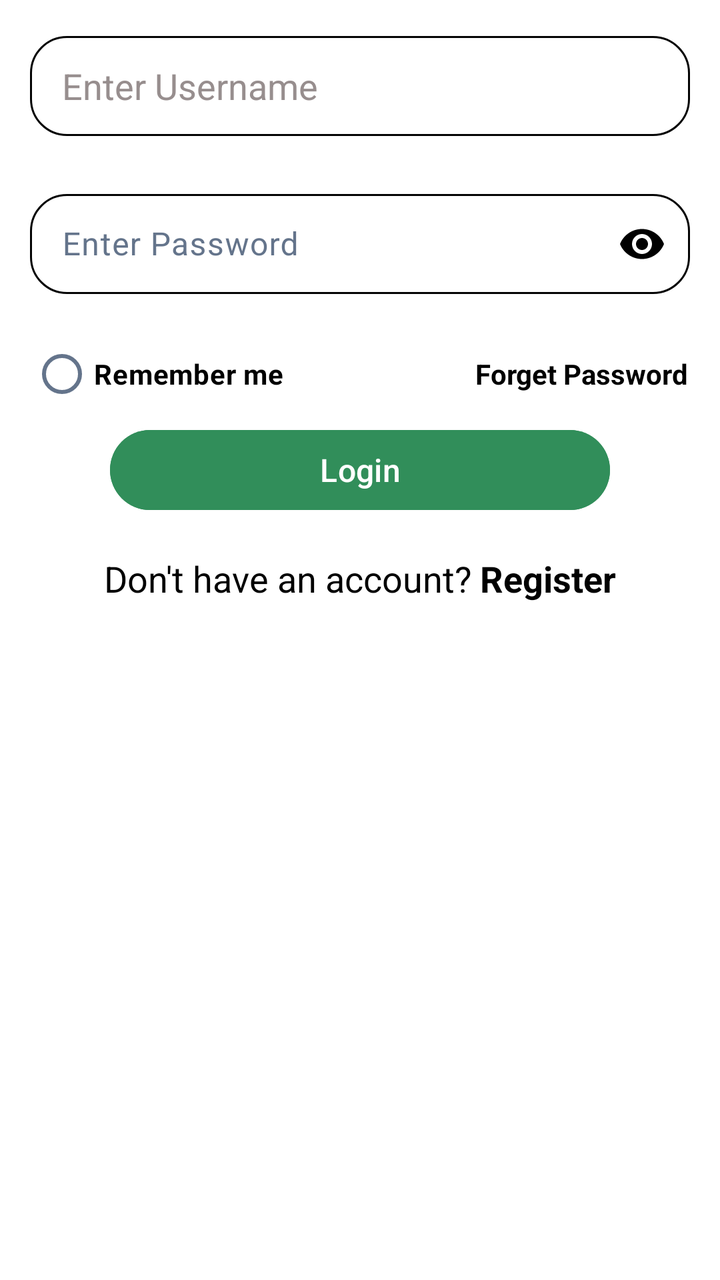
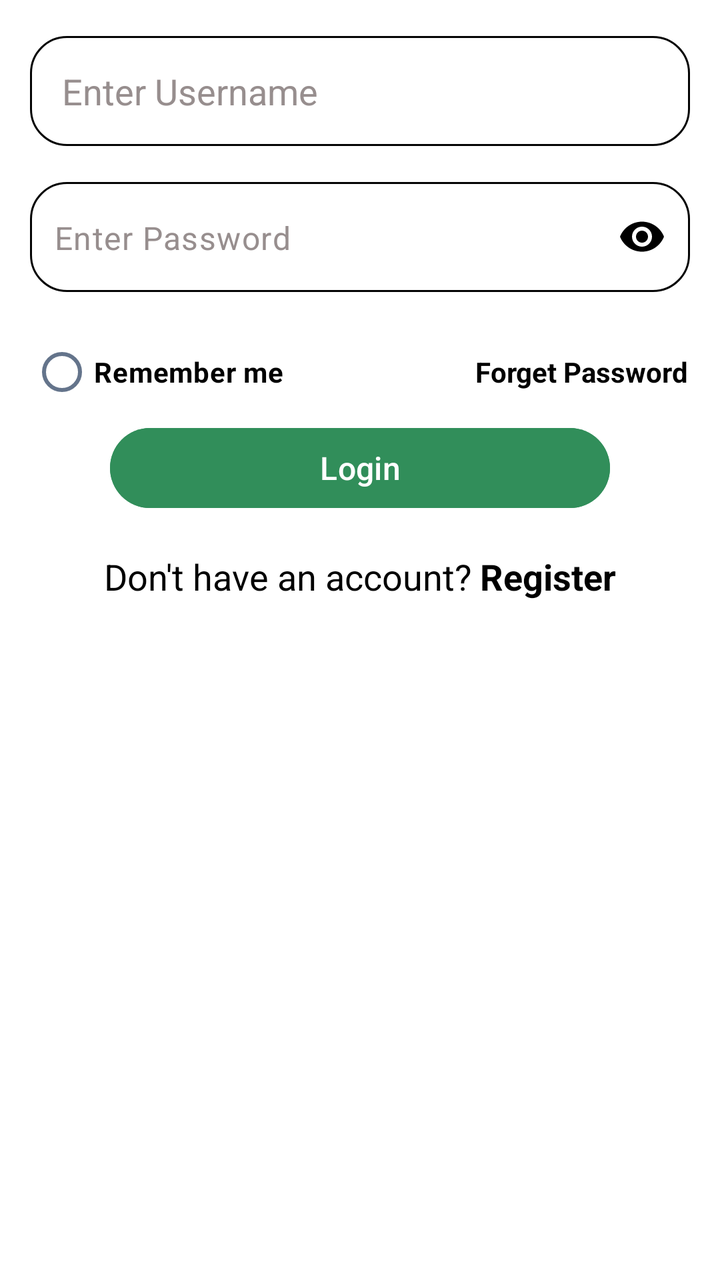

Two renders of the same Android screen: before a commit and after it. Below are the layout's source before the change and the commit's diff.
<!-- AndroidManifest.xml: application theme Theme.HealthYatra -->
<!-- res/layout/fragment_login.xml -->
<?xml version="1.0" encoding="utf-8"?>
<androidx.constraintlayout.widget.ConstraintLayout xmlns:android="http://schemas.android.com/apk/res/android"
    xmlns:app="http://schemas.android.com/apk/res-auto"
    xmlns:tools="http://schemas.android.com/tools"
    android:id="@+id/frameLayout2"
    android:layout_width="match_parent"
    android:layout_height="match_parent"
    android:background="@color/primary"
    tools:context=".fragment.Login">

    
    <androidx.appcompat.widget.AppCompatEditText
        android:id="@+id/LoginUsername"
        android:layout_width="0dp"
        android:layout_height="50dp"
        android:layout_marginStart="15dp"
        android:layout_marginEnd="15dp"
        android:layout_marginTop="18dp"
        android:background="@drawable/bg_edittext"
        android:hint="@string/enter_username"
        android:autofillHints="username"
        android:textColorHint="#FB958C8C"
        app:layout_constraintEnd_toEndOf="parent"
        app:layout_constraintStart_toStartOf="parent"
        app:layout_constraintTop_toTopOf="parent" />

    
    <com.google.android.material.textfield.TextInputLayout
        android:id="@+id/passwordLayout"
        android:layout_width="0dp"
        android:layout_height="wrap_content"
        android:layout_marginStart="15dp"
        android:layout_marginEnd="15dp"
        android:layout_marginTop="18dp"
        app:boxBackgroundMode="none"
        app:endIconMode="password_toggle"
        app:endIconTint="#000000"
        app:layout_constraintEnd_toEndOf="parent"
        app:layout_constraintStart_toStartOf="parent"
        app:layout_constraintTop_toBottomOf="@id/LoginUsername">

        <com.google.android.material.textfield.TextInputEditText
            android:id="@+id/LoginPassword"
            android:layout_width="match_parent"
            android:layout_height="50dp"
            android:background="@drawable/bg_edittext"
            android:hint="@string/enter_password"
            android:inputType="textPassword"
            android:textColorHint="#FB959595" />

    </com.google.android.material.textfield.TextInputLayout>

    <RadioButton
        android:id="@+id/rememberBtn"
        android:layout_width="wrap_content"
        android:layout_height="wrap_content"
        android:layout_marginTop="16dp"
        android:text="@string/remember_me"
        android:textColor="@color/text_primary"
        android:textStyle="bold"
        app:layout_constraintStart_toStartOf="@+id/passwordLayout"
        app:layout_constraintTop_toBottomOf="@+id/passwordLayout" />

    <TextView
        android:id="@+id/forgetPass"
        android:layout_width="wrap_content"
        android:layout_height="wrap_content"
        android:layout_marginStart="50dp"
        android:text="@string/forget_password"
        android:textColor="#000000"
        android:textStyle="bold"
        app:layout_constraintBaseline_toBaselineOf="@+id/rememberBtn"
        app:layout_constraintEnd_toEndOf="@+id/passwordLayout"
        app:layout_constraintHorizontal_bias="0.979"
        app:layout_constraintStart_toEndOf="@+id/rememberBtn" />

    <com.google.android.material.button.MaterialButton
        android:id="@+id/LoginBtn"
        android:layout_width="250dp"
        android:layout_height="wrap_content"
        android:backgroundTint="#318E5A"
        android:text="@string/login"
        android:textSize="16sp"
        android:textColor="@color/primary"
        app:layout_constraintEnd_toEndOf="parent"
        app:layout_constraintStart_toStartOf="parent"
        app:layout_constraintTop_toBottomOf="@id/rememberBtn" />

    <LinearLayout
        android:layout_width="wrap_content"
        android:layout_height="wrap_content"
        android:layout_marginTop="18dp"
        android:orientation="horizontal"
        app:layout_constraintEnd_toEndOf="parent"
        app:layout_constraintStart_toStartOf="parent"
        app:layout_constraintTop_toBottomOf="@+id/LoginBtn">

        <TextView
            android:layout_width="wrap_content"
            android:layout_height="wrap_content"
            android:text="@string/don_t_have_an_account"
            android:textColor="@color/text_primary"
            android:textSize="18sp" />

        <TextView
            android:id="@+id/tvRegister"
            android:layout_width="wrap_content"
            android:layout_height="wrap_content"
            android:layout_marginStart="4dp"
            android:clickable="true"
            android:text="@string/register"
            android:textColor="@color/text_primary"
            android:textSize="18sp"
            android:textStyle="bold" />

    </LinearLayout>

</androidx.constraintlayout.widget.ConstraintLayout>
<!-- resources referenced by this layout -->
<resources>
  <color name="primary">#FFFFFF</color>
  <color name="text_primary">#000000</color>
  <!-- drawable bg_edittext (drawable) -->
  <?xml version="1.0" encoding="utf-8"?>
  <selector xmlns:android="http://schemas.android.com/apk/res/android">
  
      
      <item android:state_focused="true">
          <shape android:shape="rectangle">
  
              <solid android:color="#00FBFBFB" />
              
  
              <stroke
                  android:width="2dp"
                  android:color="#4BD9AC" />
  
              <corners android:radius="18dp" />
  
              <padding
                  android:left="16dp"
                  android:top="0dp"
                  android:right="16dp"
                  android:bottom="0dp" />
  
          </shape>
      </item>
  
      
      <item>
          <shape android:shape="rectangle">
  
              <solid android:color="#00FBFBFB" />
  
              <stroke
                  android:width="1dp"
                  android:color="#040404" />
  
              <corners android:radius="18dp" />
  
              <padding
                  android:left="16dp"
                  android:top="0dp"
                  android:right="16dp"
                  android:bottom="0dp" />
  
          </shape>
      </item>
  
  </selector>
  <string name="don_t_have_an_account">Don\'t have an account?</string>
  <string name="enter_password">Enter Password</string>
  <string name="enter_username">Enter Username</string>
  <string name="forget_password">Forget Password</string>
  <string name="login">Login</string>
  <string name="register">Register</string>
  <string name="remember_me">Remember me</string>
  <style name="Theme.HealthYatra" parent="Theme.Material3.Light.NoActionBar">
  
          <item name="colorPrimary">@color/primary</item>
          <item name="colorPrimaryContainer">@color/primary_light</item>
  
          <item name="android:colorBackground">@color/background</item>
          <item name="colorSurface">@color/white</item>
  
          <item name="android:textColorPrimary">@color/text_primary</item>
          <item name="android:textColorSecondary">@color/text_secondary</item>
  
          
          <item name="android:statusBarColor">@color/text_primary</item>
          <item name="android:windowLightStatusBar">true</item>
  
          
          <item name="android:navigationBarColor">@color/white</item>
  
          <item name="colorControlActivated">#1565C0</item>
  
          <item name="colorOnSurface">#1F2937</item>
          <item name="colorOnSurfaceVariant">#64748B</item>
  
      </style>
  <color name="primary_light">#CACACA</color>
  <color name="background">#F8FAFC</color>
  <color name="white">#FFFFFF</color>
  <color name="text_secondary">#64748B</color>
</resources>

<!-- the commit's change to res/layout/fragment_login.xml (unified diff, before → after) -->
@@ -12,7 +12,7 @@
     <androidx.appcompat.widget.AppCompatEditText
         android:id="@+id/LoginUsername"
         android:layout_width="0dp"
-        android:layout_height="50dp"
+        android:layout_height="55dp"
         android:layout_marginStart="15dp"
         android:layout_marginEnd="15dp"
         android:layout_marginTop="18dp"
@@ -28,13 +28,15 @@
     <com.google.android.material.textfield.TextInputLayout
         android:id="@+id/passwordLayout"
         android:layout_width="0dp"
-        android:layout_height="wrap_content"
+        android:layout_height="55dp"
         android:layout_marginStart="15dp"
         android:layout_marginEnd="15dp"
         android:layout_marginTop="18dp"
+        android:hint="@string/enter_password"
         app:boxBackgroundMode="none"
         app:endIconMode="password_toggle"
         app:endIconTint="#000000"
+        app:hintEnabled="false"
         app:layout_constraintEnd_toEndOf="parent"
         app:layout_constraintStart_toStartOf="parent"
         app:layout_constraintTop_toBottomOf="@id/LoginUsername">
@@ -42,11 +44,13 @@
         <com.google.android.material.textfield.TextInputEditText
             android:id="@+id/LoginPassword"
             android:layout_width="match_parent"
-            android:layout_height="50dp"
+            android:layout_height="55dp"
             android:background="@drawable/bg_edittext"
             android:hint="@string/enter_password"
             android:inputType="textPassword"
-            android:textColorHint="#FB959595" />
+            android:paddingStart="12dp"
+            android:paddingEnd="48dp"
+            android:textColorHint="#FB958C8C" />
 
     </com.google.android.material.textfield.TextInputLayout>
 
